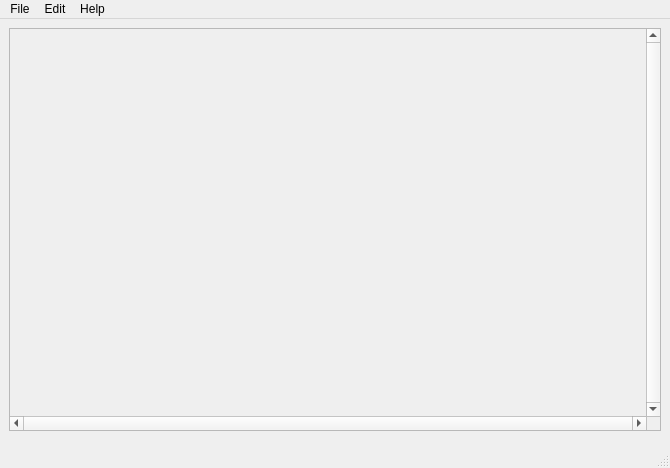
Before: the Qt Designer form doppelganger/static/ui/mainwindow.ui in max-dw-i/myfyrio, drawn with Qt 5.
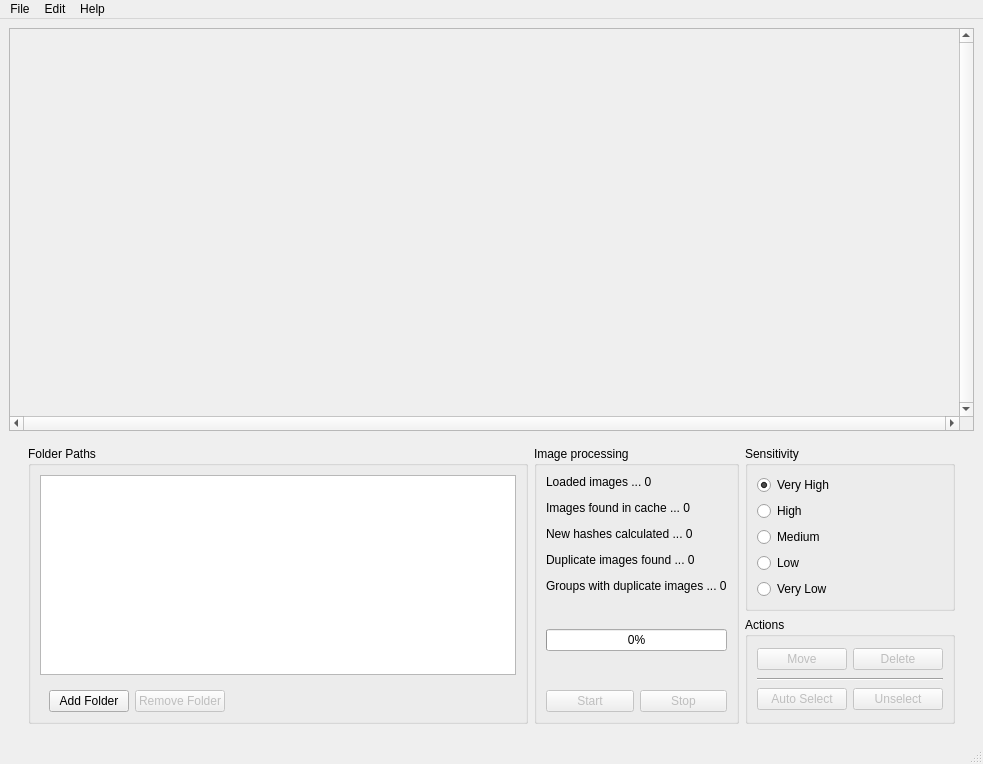
After: the same form once the commit is applied. Icons and pictures are not drawn. Custom widgets are drawn as their Qt base class.

Commit message: Refactor labels viewing processing progress

```diff
--- a/doppelganger/static/ui/mainwindow.ui
+++ b/doppelganger/static/ui/mainwindow.ui
@@ -6,8 +6,8 @@
    <rect>
     <x>0</x>
     <y>0</y>
-    <width>670</width>
-    <height>468</height>
+    <width>983</width>
+    <height>764</height>
    </rect>
   </property>
   <property name="sizePolicy">
@@ -33,22 +33,7 @@
    <locale language="English" country="UnitedStates"/>
   </property>
   <widget class="QWidget" name="centralWidget">
-   <layout class="QVBoxLayout" name="verticalLayout" stretch="0,0">
-    <property name="sizeConstraint">
-     <enum>QLayout::SetDefaultConstraint</enum>
-    </property>
-    <property name="leftMargin">
-     <number>9</number>
-    </property>
-    <property name="topMargin">
-     <number>9</number>
-    </property>
-    <property name="rightMargin">
-     <number>9</number>
-    </property>
-    <property name="bottomMargin">
-     <number>9</number>
-    </property>
+   <layout class="QVBoxLayout" name="verticalLayout">
     <item>
      <widget class="QScrollArea" name="scrollArea">
       <property name="minimumSize">
@@ -69,15 +54,16 @@
       <property name="alignment">
        <set>Qt::AlignLeading|Qt::AlignLeft|Qt::AlignTop</set>
       </property>
-      <widget class="QWidget" name="scrollAreaWidget">
+      <widget class="ImageViewWidget" name="imageViewWidget">
        <property name="geometry">
         <rect>
          <x>0</x>
          <y>0</y>
-         <width>637</width>
+         <width>950</width>
          <height>385</height>
         </rect>
        </property>
+       <layout class="QVBoxLayout" name="verticalLayout_7"/>
       </widget>
      </widget>
     </item>
@@ -92,31 +78,589 @@
       <property name="minimumSize">
        <size>
         <width>0</width>
-        <height>0</height>
+        <height>296</height>
        </size>
       </property>
       <property name="maximumSize">
        <size>
         <width>16777215</width>
-        <height>16777215</height>
+        <height>296</height>
        </size>
       </property>
       <layout class="QHBoxLayout" name="horizontalLayout">
-       <property name="spacing">
-        <number>6</number>
-       </property>
-       <property name="leftMargin">
-        <number>0</number>
-       </property>
-       <property name="topMargin">
-        <number>0</number>
-       </property>
-       <property name="rightMargin">
-        <number>0</number>
-       </property>
-       <property name="bottomMargin">
-        <number>0</number>
-       </property>
+       <item>
+        <widget class="QGroupBox" name="pathsGrp">
+         <property name="sizePolicy">
+          <sizepolicy hsizetype="Expanding" vsizetype="Preferred">
+           <horstretch>0</horstretch>
+           <verstretch>0</verstretch>
+          </sizepolicy>
+         </property>
+         <property name="minimumSize">
+          <size>
+           <width>500</width>
+           <height>0</height>
+          </size>
+         </property>
+         <property name="title">
+          <string>Folder Paths</string>
+         </property>
+         <layout class="QVBoxLayout" name="verticalLayout_2">
+          <item>
+           <widget class="PathsListWidget" name="pathsList">
+            <property name="sizePolicy">
+             <sizepolicy hsizetype="Expanding" vsizetype="Expanding">
+              <horstretch>0</horstretch>
+              <verstretch>0</verstretch>
+             </sizepolicy>
+            </property>
+            <property name="minimumSize">
+             <size>
+              <width>0</width>
+              <height>0</height>
+             </size>
+            </property>
+            <property name="toolTip">
+             <string>List of folders to work on</string>
+            </property>
+            <property name="selectionMode">
+             <enum>QAbstractItemView::MultiSelection</enum>
+            </property>
+           </widget>
+          </item>
+          <item alignment="Qt::AlignLeft">
+           <widget class="QWidget" name="pathsBtnsWidget" native="true">
+            <layout class="QHBoxLayout" name="horizontalLayout_2">
+             <property name="topMargin">
+              <number>9</number>
+             </property>
+             <property name="bottomMargin">
+              <number>0</number>
+             </property>
+             <item>
+              <widget class="QPushButton" name="addFolderBtn">
+               <property name="sizePolicy">
+                <sizepolicy hsizetype="Preferred" vsizetype="Preferred">
+                 <horstretch>0</horstretch>
+                 <verstretch>0</verstretch>
+                </sizepolicy>
+               </property>
+               <property name="minimumSize">
+                <size>
+                 <width>0</width>
+                 <height>0</height>
+                </size>
+               </property>
+               <property name="mouseTracking">
+                <bool>false</bool>
+               </property>
+               <property name="toolTip">
+                <string>Add folder to the list to work on</string>
+               </property>
+               <property name="whatsThis">
+                <string/>
+               </property>
+               <property name="accessibleDescription">
+                <string/>
+               </property>
+               <property name="text">
+                <string>Add Folder</string>
+               </property>
+               <property name="checkable">
+                <bool>false</bool>
+               </property>
+               <property name="flat">
+                <bool>false</bool>
+               </property>
+              </widget>
+             </item>
+             <item>
+              <widget class="QPushButton" name="delFolderBtn">
+               <property name="enabled">
+                <bool>false</bool>
+               </property>
+               <property name="sizePolicy">
+                <sizepolicy hsizetype="Preferred" vsizetype="Preferred">
+                 <horstretch>0</horstretch>
+                 <verstretch>0</verstretch>
+                </sizepolicy>
+               </property>
+               <property name="minimumSize">
+                <size>
+                 <width>0</width>
+                 <height>0</height>
+                </size>
+               </property>
+               <property name="toolTip">
+                <string>Remove folder from the list to work on</string>
+               </property>
+               <property name="text">
+                <string>Remove Folder</string>
+               </property>
+              </widget>
+             </item>
+            </layout>
+           </widget>
+          </item>
+         </layout>
+        </widget>
+       </item>
+       <item>
+        <widget class="QGroupBox" name="processGrp">
+         <property name="sizePolicy">
+          <sizepolicy hsizetype="Fixed" vsizetype="Preferred">
+           <horstretch>0</horstretch>
+           <verstretch>0</verstretch>
+          </sizepolicy>
+         </property>
+         <property name="title">
+          <string>Image processing</string>
+         </property>
+         <layout class="QVBoxLayout" name="verticalLayout_3">
+          <item>
+           <widget class="QWidget" name="processLblsWidget" native="true">
+            <layout class="QVBoxLayout" name="verticalLayout_8">
+             <property name="spacing">
+              <number>12</number>
+             </property>
+             <property name="leftMargin">
+              <number>0</number>
+             </property>
+             <property name="topMargin">
+              <number>0</number>
+             </property>
+             <property name="rightMargin">
+              <number>0</number>
+             </property>
+             <property name="bottomMargin">
+              <number>30</number>
+             </property>
+             <item>
+              <widget class="ProgressLabel" name="loadedPicLbl">
+               <property name="minimumSize">
+                <size>
+                 <width>0</width>
+                 <height>0</height>
+                </size>
+               </property>
+               <property name="maximumSize">
+                <size>
+                 <width>16777215</width>
+                 <height>16777215</height>
+                </size>
+               </property>
+               <property name="text">
+                <string>Loaded images ... 0</string>
+               </property>
+               <property name="alias" stdset="0">
+                <string>loaded_images</string>
+               </property>
+              </widget>
+             </item>
+             <item>
+              <widget class="ProgressLabel" name="foundInCacheLbl">
+               <property name="text">
+                <string>Images found in cache ... 0</string>
+               </property>
+               <property name="alias" stdset="0">
+                <string>found_in_cache</string>
+               </property>
+              </widget>
+             </item>
+             <item>
+              <widget class="ProgressLabel" name="calculatedLbl">
+               <property name="text">
+                <string>New hashes calculated ... 0</string>
+               </property>
+               <property name="alias" stdset="0">
+                <string>calculated</string>
+               </property>
+              </widget>
+             </item>
+             <item>
+              <widget class="ProgressLabel" name="duplicatesLbl">
+               <property name="text">
+                <string>Duplicate images found ... 0</string>
+               </property>
+               <property name="alias" stdset="0">
+                <string>duplicates</string>
+               </property>
+              </widget>
+             </item>
+             <item>
+              <widget class="ProgressLabel" name="groupsLbl">
+               <property name="minimumSize">
+                <size>
+                 <width>0</width>
+                 <height>0</height>
+                </size>
+               </property>
+               <property name="maximumSize">
+                <size>
+                 <width>16777215</width>
+                 <height>16777215</height>
+                </size>
+               </property>
+               <property name="text">
+                <string>Groups with duplicate images ... 0</string>
+               </property>
+               <property name="alias" stdset="0">
+                <string>image_groups</string>
+               </property>
+              </widget>
+             </item>
+            </layout>
+           </widget>
+          </item>
+          <item>
+           <widget class="QProgressBar" name="processProg">
+            <property name="value">
+             <number>0</number>
+            </property>
+            <property name="alignment">
+             <set>Qt::AlignCenter</set>
+            </property>
+           </widget>
+          </item>
+          <item alignment="Qt::AlignBottom">
+           <widget class="QWidget" name="processBtnsWidget" native="true">
+            <property name="sizePolicy">
+             <sizepolicy hsizetype="Preferred" vsizetype="Preferred">
+              <horstretch>0</horstretch>
+              <verstretch>0</verstretch>
+             </sizepolicy>
+            </property>
+            <layout class="QHBoxLayout" name="horizontalLayout_3">
+             <property name="leftMargin">
+              <number>0</number>
+             </property>
+             <property name="topMargin">
+              <number>0</number>
+             </property>
+             <property name="rightMargin">
+              <number>0</number>
+             </property>
+             <property name="bottomMargin">
+              <number>0</number>
+             </property>
+             <item>
+              <widget class="QPushButton" name="startBtn">
+               <property name="enabled">
+                <bool>false</bool>
+               </property>
+               <property name="sizePolicy">
+                <sizepolicy hsizetype="Preferred" vsizetype="Fixed">
+                 <horstretch>0</horstretch>
+                 <verstretch>0</verstretch>
+                </sizepolicy>
+               </property>
+               <property name="minimumSize">
+                <size>
+                 <width>0</width>
+                 <height>0</height>
+                </size>
+               </property>
+               <property name="maximumSize">
+                <size>
+                 <width>16777215</width>
+                 <height>16777215</height>
+                </size>
+               </property>
+               <property name="toolTip">
+                <string>Start to find duplicate images</string>
+               </property>
+               <property name="text">
+                <string>Start</string>
+               </property>
+              </widget>
+             </item>
+             <item>
+              <widget class="QPushButton" name="stopBtn">
+               <property name="enabled">
+                <bool>false</bool>
+               </property>
+               <property name="sizePolicy">
+                <sizepolicy hsizetype="Preferred" vsizetype="Fixed">
+                 <horstretch>0</horstretch>
+                 <verstretch>0</verstretch>
+                </sizepolicy>
+               </property>
+               <property name="minimumSize">
+                <size>
+                 <width>0</width>
+                 <height>0</height>
+                </size>
+               </property>
+               <property name="maximumSize">
+                <size>
+                 <width>16777215</width>
+                 <height>16777215</height>
+                </size>
+               </property>
+               <property name="toolTip">
+                <string>Stop finding duplicate images</string>
+               </property>
+               <property name="text">
+                <string>Stop</string>
+               </property>
+               <property name="checkable">
+                <bool>false</bool>
+               </property>
+               <property name="checked">
+                <bool>false</bool>
+               </property>
+               <property name="flat">
+                <bool>false</bool>
+               </property>
+              </widget>
+             </item>
+            </layout>
+           </widget>
+          </item>
+         </layout>
+        </widget>
+       </item>
+       <item>
+        <widget class="QWidget" name="widget" native="true">
+         <layout class="QVBoxLayout" name="verticalLayout_4">
+          <property name="leftMargin">
+           <number>0</number>
+          </property>
+          <property name="topMargin">
+           <number>0</number>
+          </property>
+          <property name="rightMargin">
+           <number>0</number>
+          </property>
+          <property name="bottomMargin">
+           <number>0</number>
+          </property>
+          <item>
+           <widget class="QGroupBox" name="sensGrp">
+            <property name="title">
+             <string>Sensitivity</string>
+            </property>
+            <layout class="QVBoxLayout" name="verticalLayout_5">
+             <item>
+              <widget class="VeryHighRadioButton" name="veryHighRbtn">
+               <property name="text">
+                <string>Very High</string>
+               </property>
+               <property name="checked">
+                <bool>true</bool>
+               </property>
+              </widget>
+             </item>
+             <item>
+              <widget class="HighRadioButton" name="highRbtn">
+               <property name="text">
+                <string>High</string>
+               </property>
+               <property name="checked">
+                <bool>false</bool>
+               </property>
+              </widget>
+             </item>
+             <item>
+              <widget class="MediumRadioButton" name="mediumRbtn">
+               <property name="enabled">
+                <bool>true</bool>
+               </property>
+               <property name="text">
+                <string>Medium</string>
+               </property>
+               <property name="checkable">
+                <bool>true</bool>
+               </property>
+              </widget>
+             </item>
+             <item>
+              <widget class="LowRadioButton" name="lowRbtn">
+               <property name="enabled">
+                <bool>true</bool>
+               </property>
+               <property name="text">
+                <string>Low</string>
+               </property>
+               <property name="checkable">
+                <bool>true</bool>
+               </property>
+              </widget>
+             </item>
+             <item>
+              <widget class="VeryLowRadioButton" name="veryLowRbtn">
+               <property name="text">
+                <string>Very Low</string>
+               </property>
+              </widget>
+             </item>
+            </layout>
+           </widget>
+          </item>
+          <item>
+           <widget class="QGroupBox" name="actionsGrp">
+            <property name="sizePolicy">
+             <sizepolicy hsizetype="Fixed" vsizetype="Preferred">
+              <horstretch>0</horstretch>
+              <verstretch>0</verstretch>
+             </sizepolicy>
+            </property>
+            <property name="title">
+             <string>Actions</string>
+            </property>
+            <layout class="QVBoxLayout" name="verticalLayout_6">
+             <item>
+              <widget class="QWidget" name="moveBtnsWidget" native="true">
+               <layout class="QHBoxLayout" name="horizontalLayout_4">
+                <property name="leftMargin">
+                 <number>0</number>
+                </property>
+                <property name="topMargin">
+                 <number>0</number>
+                </property>
+                <property name="rightMargin">
+                 <number>0</number>
+                </property>
+                <property name="bottomMargin">
+                 <number>0</number>
+                </property>
+                <item>
+                 <widget class="QPushButton" name="moveBtn">
+                  <property name="enabled">
+                   <bool>false</bool>
+                  </property>
+                  <property name="sizePolicy">
+                   <sizepolicy hsizetype="Minimum" vsizetype="Fixed">
+                    <horstretch>0</horstretch>
+                    <verstretch>0</verstretch>
+                   </sizepolicy>
+                  </property>
+                  <property name="minimumSize">
+                   <size>
+                    <width>90</width>
+                    <height>0</height>
+                   </size>
+                  </property>
+                  <property name="maximumSize">
+                   <size>
+                    <width>16777215</width>
+                    <height>16777215</height>
+                   </size>
+                  </property>
+                  <property name="toolTip">
+                   <string>Move selected images</string>
+                  </property>
+                  <property name="text">
+                   <string>Move</string>
+                  </property>
+                 </widget>
+                </item>
+                <item>
+                 <widget class="QPushButton" name="deleteBtn">
+                  <property name="enabled">
+                   <bool>false</bool>
+                  </property>
+                  <property name="sizePolicy">
+                   <sizepolicy hsizetype="Minimum" vsizetype="Fixed">
+                    <horstretch>0</horstretch>
+                    <verstretch>0</verstretch>
+                   </sizepolicy>
+                  </property>
+                  <property name="minimumSize">
+                   <size>
+                    <width>90</width>
+                    <height>0</height>
+                   </size>
+                  </property>
+                  <property name="maximumSize">
+                   <size>
+                    <width>16777215</width>
+                    <height>16777215</height>
+                   </size>
+                  </property>
+                  <property name="toolTip">
+                   <string>Delete selected images</string>
+                  </property>
+                  <property name="toolTipDuration">
+                   <number>0</number>
+                  </property>
+                  <property name="text">
+                   <string>Delete</string>
+                  </property>
+                 </widget>
+                </item>
+               </layout>
+              </widget>
+             </item>
+             <item>
+              <widget class="Line" name="line">
+               <property name="orientation">
+                <enum>Qt::Horizontal</enum>
+               </property>
+              </widget>
+             </item>
+             <item>
+              <widget class="QWidget" name="selectBtnsWidget" native="true">
+               <layout class="QHBoxLayout" name="horizontalLayout_5">
+                <property name="leftMargin">
+                 <number>0</number>
+                </property>
+                <property name="topMargin">
+                 <number>0</number>
+                </property>
+                <property name="rightMargin">
+                 <number>0</number>
+                </property>
+                <property name="bottomMargin">
+                 <number>0</number>
+                </property>
+                <item>
+                 <widget class="QPushButton" name="autoSelectBtn">
+                  <property name="enabled">
+                   <bool>false</bool>
+                  </property>
+                  <property name="sizePolicy">
+                   <sizepolicy hsizetype="Minimum" vsizetype="Fixed">
+                    <horstretch>0</horstretch>
+                    <verstretch>0</verstretch>
+                   </sizepolicy>
+                  </property>
+                  <property name="minimumSize">
+                   <size>
+                    <width>90</width>
+                    <height>0</height>
+                   </size>
+                  </property>
+                  <property name="text">
+                   <string>Auto Select</string>
+                  </property>
+                 </widget>
+                </item>
+                <item>
+                 <widget class="QPushButton" name="unselectBtn">
+                  <property name="enabled">
+                   <bool>false</bool>
+                  </property>
+                  <property name="minimumSize">
+                   <size>
+                    <width>90</width>
+                    <height>0</height>
+                   </size>
+                  </property>
+                  <property name="text">
+                   <string>Unselect</string>
+                  </property>
+                 </widget>
+                </item>
+               </layout>
+              </widget>
+             </item>
+            </layout>
+           </widget>
+          </item>
+         </layout>
+        </widget>
+       </item>
       </layout>
      </widget>
     </item>
@@ -130,7 +674,7 @@
     <rect>
      <x>0</x>
      <y>0</y>
-     <width>670</width>
+     <width>983</width>
      <height>22</height>
     </rect>
    </property>
@@ -260,6 +804,49 @@
    </property>
   </action>
  </widget>
+ <customwidgets>
+  <customwidget>
+   <class>PathsListWidget</class>
+   <extends>QListWidget</extends>
+   <header>doppelganger/gui/pathslistwidget</header>
+  </customwidget>
+  <customwidget>
+   <class>ImageViewWidget</class>
+   <extends>QWidget</extends>
+   <header>doppelganger/gui/imageviewwidget</header>
+   <container>1</container>
+  </customwidget>
+  <customwidget>
+   <class>HighRadioButton</class>
+   <extends>QRadioButton</extends>
+   <header>doppelganger/gui/sensitivityradiobutton</header>
+  </customwidget>
+  <customwidget>
+   <class>VeryHighRadioButton</class>
+   <extends>QRadioButton</extends>
+   <header>doppelganger/gui/sensitivityradiobutton</header>
+  </customwidget>
+  <customwidget>
+   <class>MediumRadioButton</class>
+   <extends>QRadioButton</extends>
+   <header>doppelganger/gui/sensitivityradiobutton</header>
+  </customwidget>
+  <customwidget>
+   <class>LowRadioButton</class>
+   <extends>QRadioButton</extends>
+   <header>doppelganger/gui/sensitivityradiobutton</header>
+  </customwidget>
+  <customwidget>
+   <class>VeryLowRadioButton</class>
+   <extends>QRadioButton</extends>
+   <header>doppelganger/gui/sensitivityradiobutton</header>
+  </customwidget>
+  <customwidget>
+   <class>ProgressLabel</class>
+   <extends>QLabel</extends>
+   <header>doppelganger/gui/progresslabel</header>
+  </customwidget>
+ </customwidgets>
  <resources/>
  <connections/>
 </ui>
```
The commit also changes 4 other files.
